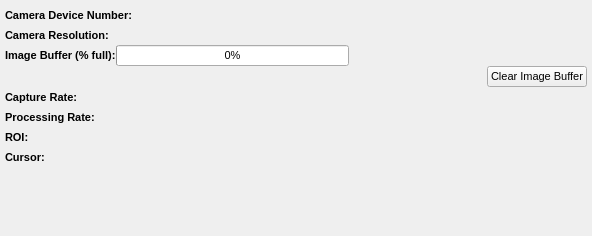
Above: NoobaFE/Forms/StatPanel.ui from noobavss/NoobaVSS before the change. Below: the same form after it.
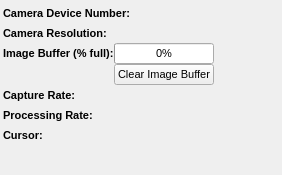
That is the form after the change.

```diff
--- a/NoobaFE/Forms/StatPanel.ui
+++ b/NoobaFE/Forms/StatPanel.ui
@@ -6,45 +6,34 @@
    <rect>
     <x>0</x>
     <y>0</y>
-    <width>592</width>
-    <height>236</height>
+    <width>282</width>
+    <height>175</height>
    </rect>
   </property>
   <property name="windowTitle">
    <string>Form</string>
   </property>
-  <layout class="QVBoxLayout" name="verticalLayout_5">
+  <layout class="QVBoxLayout" name="verticalLayout">
    <property name="spacing">
-    <number>0</number>
+    <number>3</number>
    </property>
    <property name="leftMargin">
-    <number>0</number>
+    <number>3</number>
    </property>
    <property name="topMargin">
-    <number>0</number>
+    <number>3</number>
    </property>
    <property name="rightMargin">
-    <number>0</number>
+    <number>3</number>
    </property>
    <property name="bottomMargin">
-    <number>0</number>
-   </property>
-   <item>
-    <layout class="QHBoxLayout" name="horizontalLayout_9">
-     <property name="leftMargin">
-      <number>5</number>
-     </property>
-     <property name="topMargin">
-      <number>5</number>
-     </property>
-     <property name="rightMargin">
-      <number>5</number>
-     </property>
-     <property name="bottomMargin">
-      <number>5</number>
+    <number>3</number>
      </property>
      <item>
       <layout class="QVBoxLayout" name="verticalLayout_2">
+     <property name="spacing">
+      <number>0</number>
+     </property>
        <item>
         <layout class="QHBoxLayout" name="horizontalLayout_10">
          <item>
@@ -138,8 +127,13 @@
         </layout>
        </item>
        <item>
-        <layout class="QHBoxLayout" name="horizontalLayout_12">
+      <layout class="QVBoxLayout" name="verticalLayout_4">
+       <property name="spacing">
+        <number>0</number>
+       </property>
          <item>
+        <layout class="QGridLayout" name="gridLayout">
+         <item row="0" column="0">
           <widget class="QLabel" name="label_10">
            <property name="font">
             <font>
@@ -156,7 +150,7 @@
            </property>
           </widget>
          </item>
-         <item>
+         <item row="0" column="1">
           <widget class="QProgressBar" name="imageBufferBar">
            <property name="font">
             <font>
@@ -168,52 +162,7 @@
            </property>
           </widget>
          </item>
-         <item>
-          <widget class="QLabel" name="imageBufferLabel">
-           <property name="font">
-            <font>
-             <pointsize>8</pointsize>
-            </font>
-           </property>
-           <property name="text">
-            <string/>
-           </property>
-           <property name="alignment">
-            <set>Qt::AlignCenter</set>
-           </property>
-          </widget>
-         </item>
-         <item>
-          <spacer name="horizontalSpacer_10">
-           <property name="orientation">
-            <enum>Qt::Horizontal</enum>
-           </property>
-           <property name="sizeHint" stdset="0">
-            <size>
-             <width>40</width>
-             <height>20</height>
-            </size>
-           </property>
-          </spacer>
-         </item>
-        </layout>
-       </item>
-       <item>
-        <layout class="QHBoxLayout" name="horizontalLayout_17">
-         <item>
-          <spacer name="horizontalSpacer_15">
-           <property name="orientation">
-            <enum>Qt::Horizontal</enum>
-           </property>
-           <property name="sizeHint" stdset="0">
-            <size>
-             <width>40</width>
-             <height>20</height>
-            </size>
-           </property>
-          </spacer>
-         </item>
-         <item>
+         <item row="1" column="1">
           <widget class="QPushButton" name="clearImageBufferButton">
            <property name="font">
             <font>
@@ -225,10 +174,36 @@
            </property>
           </widget>
          </item>
+         <item row="0" column="2">
+          <widget class="QLabel" name="imageBufferLabel">
+           <property name="font">
+            <font>
+             <pointsize>8</pointsize>
+            </font>
+           </property>
+           <property name="text">
+            <string/>
+           </property>
+           <property name="alignment">
+            <set>Qt::AlignCenter</set>
+           </property>
+          </widget>
+         </item>
+         <item row="0" column="3">
+          <spacer name="horizontalSpacer_2">
+           <property name="orientation">
+            <enum>Qt::Horizontal</enum>
+           </property>
+           <property name="sizeHint" stdset="0">
+            <size>
+             <width>40</width>
+             <height>20</height>
+            </size>
+           </property>
+          </spacer>
+         </item>
         </layout>
        </item>
-       <item>
-        <layout class="QVBoxLayout" name="verticalLayout_4">
          <item>
           <layout class="QHBoxLayout" name="horizontalLayout_13">
            <item>
@@ -345,49 +320,6 @@
            </item>
           </layout>
          </item>
-         <item>
-          <layout class="QHBoxLayout" name="horizontalLayout_15">
-           <item>
-            <widget class="QLabel" name="label_13">
-             <property name="font">
-              <font>
-               <pointsize>8</pointsize>
-               <weight>75</weight>
-               <bold>true</bold>
-              </font>
-             </property>
-             <property name="text">
-              <string>ROI:</string>
-             </property>
-            </widget>
-           </item>
-           <item>
-            <widget class="QLabel" name="roiLabel">
-             <property name="font">
-              <font>
-               <pointsize>8</pointsize>
-              </font>
-             </property>
-             <property name="text">
-              <string/>
-             </property>
-            </widget>
-           </item>
-           <item>
-            <spacer name="horizontalSpacer_13">
-             <property name="orientation">
-              <enum>Qt::Horizontal</enum>
-             </property>
-             <property name="sizeHint" stdset="0">
-              <size>
-               <width>40</width>
-               <height>20</height>
-              </size>
-             </property>
-            </spacer>
-           </item>
-          </layout>
-         </item>
          <item>
           <layout class="QHBoxLayout" name="horizontalLayout_16">
            <item>
@@ -428,8 +360,6 @@
               </size>
              </property>
             </spacer>
-           </item>
-          </layout>
          </item>
         </layout>
        </item>
```
Lines whose indentation alone changed are shown as unchanged.
